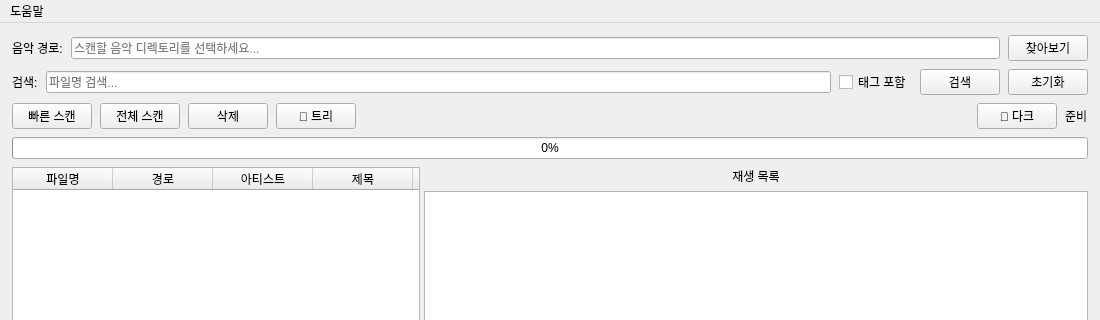
The window that src/main_window.ui (musiren/mp3-archive) describes before a commit, drawn with Qt 5; both pictures show x 0 to 1100 and y 0 to 320 of the 1100 by 680 pixel window.
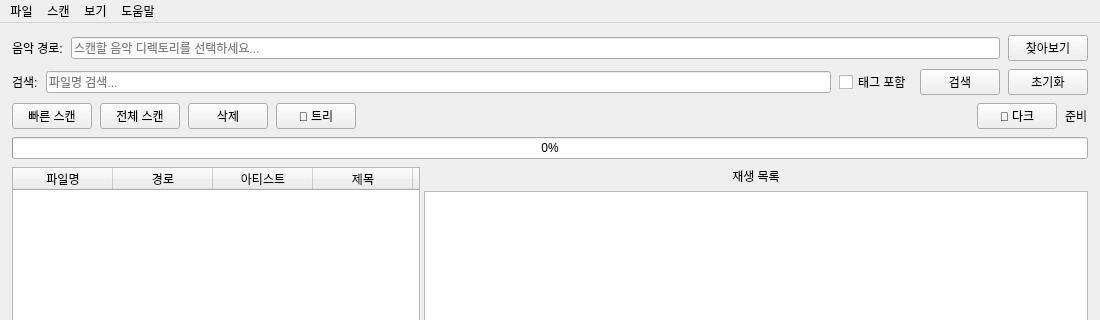
The same window after the commit.

Commit message:
ui: add File/Scan/View menus to menu bar
Add four menus covering all major actions:

파일: 음악 경로 선택 (Ctrl+O), 재생목록 저장 (Ctrl+S),
      재생목록 불러오기 (Ctrl+L), 재생목록 비우기, 종료 (Ctrl+Q)
스캔: 빠른 스캔 (F5), 전체 스캔 (Ctrl+F5)
보기: 트리/테이블 전환, 테마 전환
도움말: About mp3-archive (existing)

All actions delegate to the existing button/handler methods so
toolbar buttons and menu items stay in sync.

https://claude.ai/code/session_01WtBfvrczCKDXxCsxtNc98L

```diff
--- a/src/main_window.ui
+++ b/src/main_window.ui
@@ -656,12 +656,41 @@
    </layout>
   </widget>
   <widget class="QMenuBar" name="menubar">
+   <widget class="QMenu" name="menu_file">
+    <property name="title">
+     <string>파일</string>
+    </property>
+    <addaction name="action_browse"/>
+    <addaction name="separator"/>
+    <addaction name="action_playlist_save"/>
+    <addaction name="action_playlist_load"/>
+    <addaction name="action_playlist_clear"/>
+    <addaction name="separator"/>
+    <addaction name="action_quit"/>
+   </widget>
+   <widget class="QMenu" name="menu_scan">
+    <property name="title">
+     <string>스캔</string>
+    </property>
+    <addaction name="action_scan"/>
+    <addaction name="action_force_scan"/>
+   </widget>
+   <widget class="QMenu" name="menu_view">
+    <property name="title">
+     <string>보기</string>
+    </property>
+    <addaction name="action_view_toggle"/>
+    <addaction name="action_theme"/>
+   </widget>
    <widget class="QMenu" name="menu_help">
     <property name="title">
      <string>도움말</string>
     </property>
     <addaction name="action_about"/>
    </widget>
+   <addaction name="menu_file"/>
+   <addaction name="menu_scan"/>
+   <addaction name="menu_view"/>
    <addaction name="menu_help"/>
   </widget>
   <action name="action_about">
```
Left out of the diff: 63 changed lines with no effect on the pictures. The commit also changes 1 other file.
